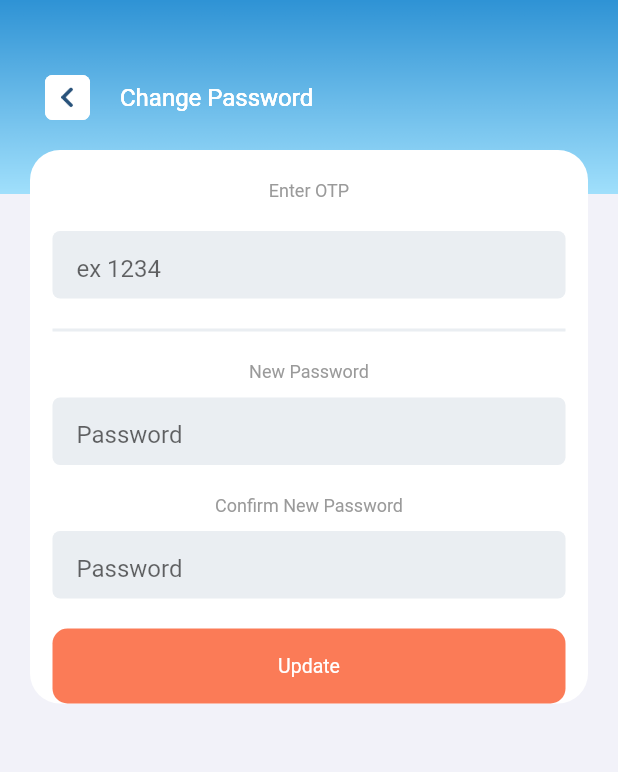
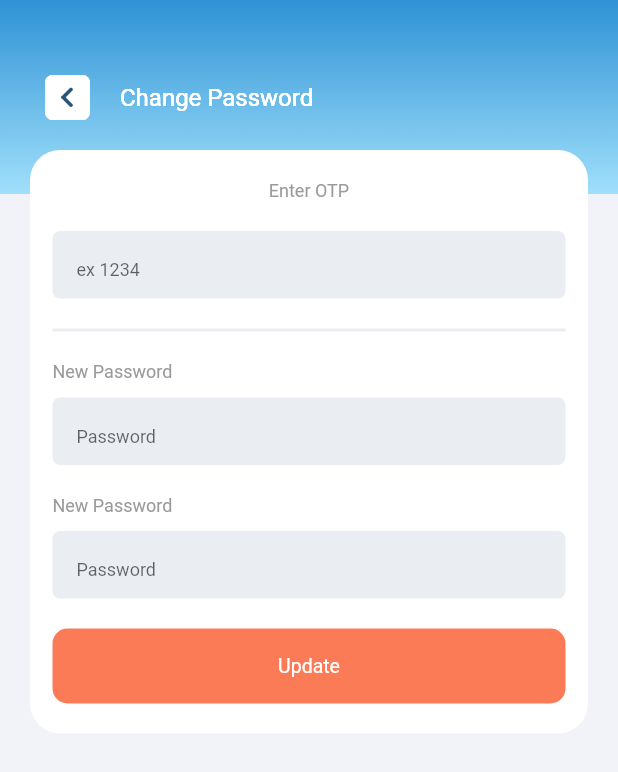
Before and after one commit to abohanzala/sarf, a Flutter app: the ChangePassword screen opened by its route, on a phone screen of 412 x 824 dp. Shown: the top 772 px of the screen. Run offline on Flutter 3.47's test engine with Material 2 defaults, Android fonts, the phone set to English and light mode, and no system bars; our stand-ins replace bot_toast, flutter_screenutil, flutter_spinkit, get, intl_phone_field; Roboto replaces fonts that are missing (bold, medium).

Commit message:
auth completed

```diff
--- a/lib/src/Auth/change_password.dart
+++ b/lib/src/Auth/change_password.dart
@@ -109,7 +109,7 @@ class _ChangePasswordState extends State<ChangePassword> {
             buildDivider(),
             buildNewPasswordField(),
             buildConfirmNewPasswordField(),
-            buildGoButton()
+            buildUpdateButton()
             //buildUpdateButton()
           ],
         ),
@@ -117,9 +117,9 @@ class _ChangePasswordState extends State<ChangePassword> {
     );
   }
 
- Widget buildGoButton() {
+  Widget buildUpdateButton() {
     return Container(
-      margin: EdgeInsets.only(left: 15, right: 15, top: 20),
+      margin: EdgeInsets.only(left: 15, right: 15, top: 20, bottom: 20),
       height: 50,
       decoration: BoxDecoration(
         color: Color(0xFFFB7B57),
@@ -162,6 +162,7 @@ class _ChangePasswordState extends State<ChangePassword> {
     return Container(
       margin: EdgeInsets.only(left: 15, right: 15),
       child: customTextField(
+          hintTextSize: 12,
           color: R.colors.lightGrey,
           height: 45,
           borderColour: R.colors.transparent,
@@ -177,18 +178,21 @@ class _ChangePasswordState extends State<ChangePassword> {
       child: Column(
         children: [
           Container(
-            child: customTitle(
-              textAlign: TextAlign.start,
-              text: 'New Password',
-              color: R.colors.grey,
-              size: 12,
-            ),
-          ),
+              child: Row(
+            children: [
+              Text(
+                'New Password',
+                style: TextStyle(
+                    fontFamily: 'medium', color: R.colors.grey, fontSize: 12),
+              ),
+            ],
+          )),
           Container(
             margin: EdgeInsets.only(
               top: 10,
             ),
             child: customTextField(
+                hintTextSize: 12,
                 hintText: 'Password',
                 controller: newPassword,
                 color: R.colors.lightGrey,
@@ -206,18 +210,21 @@ class _ChangePasswordState extends State<ChangePassword> {
       child: Column(
         children: [
           Container(
-            child: customTitle(
-              textAlign: TextAlign.start,
-              text: 'Confirm New Password',
-              color: R.colors.grey,
-              size: 12,
-            ),
-          ),
+              child: Row(
+            children: [
+              Text(
+                'New Password',
+                style: TextStyle(
+                    fontFamily: 'medium', color: R.colors.grey, fontSize: 12),
+              ),
+            ],
+          )),
           Container(
             margin: EdgeInsets.only(
               top: 10,
             ),
             child: customTextField(
+                hintTextSize: 12,
                 hintText: 'Password',
                 controller: newPassword,
                 color: R.colors.lightGrey,
@@ -229,20 +236,20 @@ class _ChangePasswordState extends State<ChangePassword> {
     );
   }
 
-  Widget buildUpdateButton() {
-    return InkWell(
-      onTap: () {
-        Get.toNamed(RoutesName.OtpScreen);
-      },
-      child: Container(
-        margin: EdgeInsets.only(top: 20, bottom: 20),
-        child: customButton(
-            title: 'Update',
-            color: R.colors.buttonColor,
-            height: 45,
-            borderColour: R.colors.transparent,
-            textColor: R.colors.white),
-      ),
-    );
-  }
+  // Widget buildUpdateButton() {
+  //   return InkWell(
+  //     onTap: () {
+  //       Get.toNamed(RoutesName.OtpScreen);
+  //     },
+  //     child: Container(
+  //       margin: EdgeInsets.only(top: 20, bottom: 20),
+  //       child: customButton(
+  //           title: 'Update',
+  //           color: R.colors.buttonColor,
+  //           height: 45,
+  //           borderColour: R.colors.transparent,
+  //           textColor: R.colors.white),
+  //     ),
+  //   );
+  // }
 }
--- a/lib/src/Auth/registration.dart
+++ b/lib/src/Auth/registration.dart
@@ -30,7 +30,7 @@ class _RegistrationState extends State<Registration> {
               ],
             ),
           ),
-          buildLoginCard(),
+          buildRegistrationCard(),
         ],
       ),
     );
@@ -65,7 +65,7 @@ class _RegistrationState extends State<Registration> {
     );
   }
 
-  buildLoginCard() {
+  buildRegistrationCard() {
     return Positioned(
       top: 250,
       child: Container(
--- a/lib/src/widgets/custom_appbar.dart
+++ b/lib/src/widgets/custom_appbar.dart
@@ -1,9 +1,7 @@
 import 'package:flutter/material.dart';
 import 'package:flutter_screenutil/flutter_screenutil.dart';
 import 'package:get/get.dart';
-
 import '../../resources/resources.dart';
-
 
 Container customAppBar(String title,bool back) {
     return Container(
```
Also changed, not shown: lib/src/Auth/LoginScreen.dart (+8 -12 lines), lib/src/Auth/registration_details.dart (+84 -13 lines), lib/src/widgets/custom_textfield.dart (line endings or trailing spaces).
